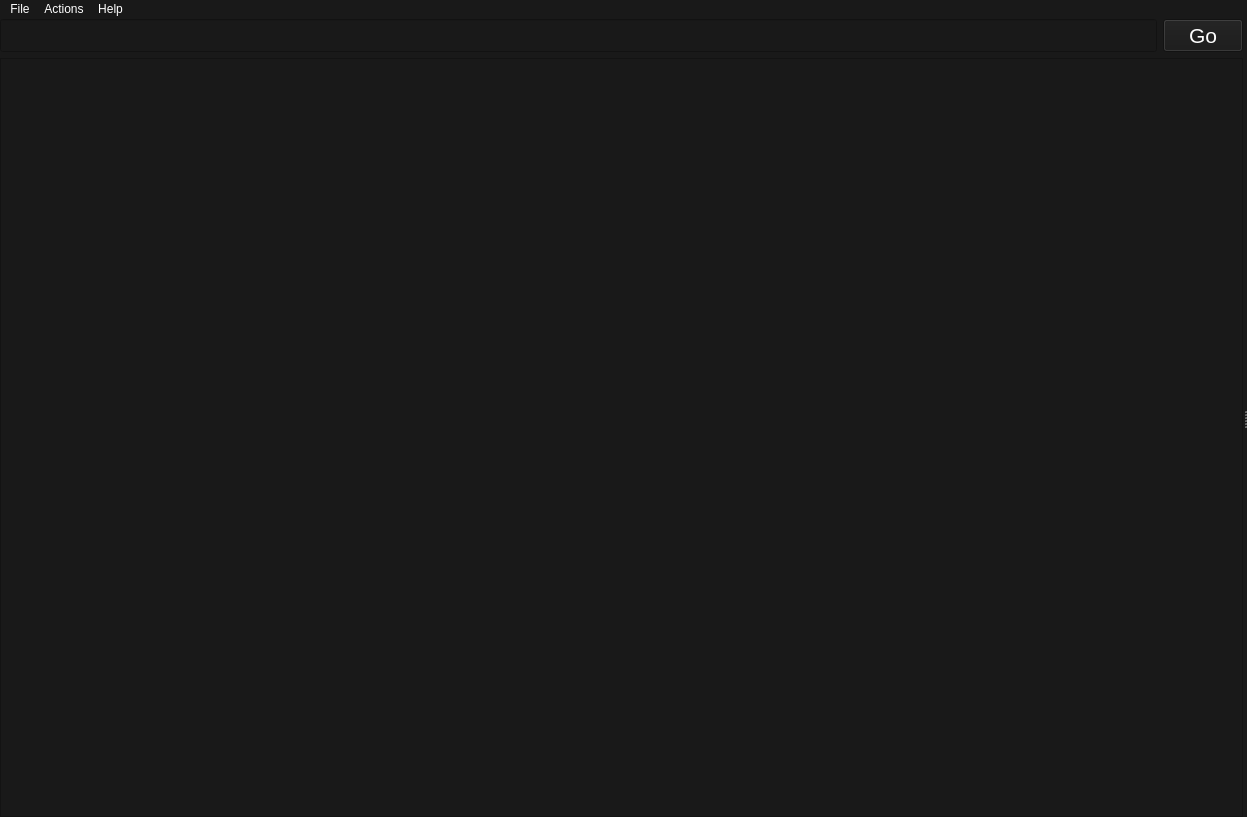
First picture: the form in mainwindow.ui, repository siavash119/qtchan, before the edit.
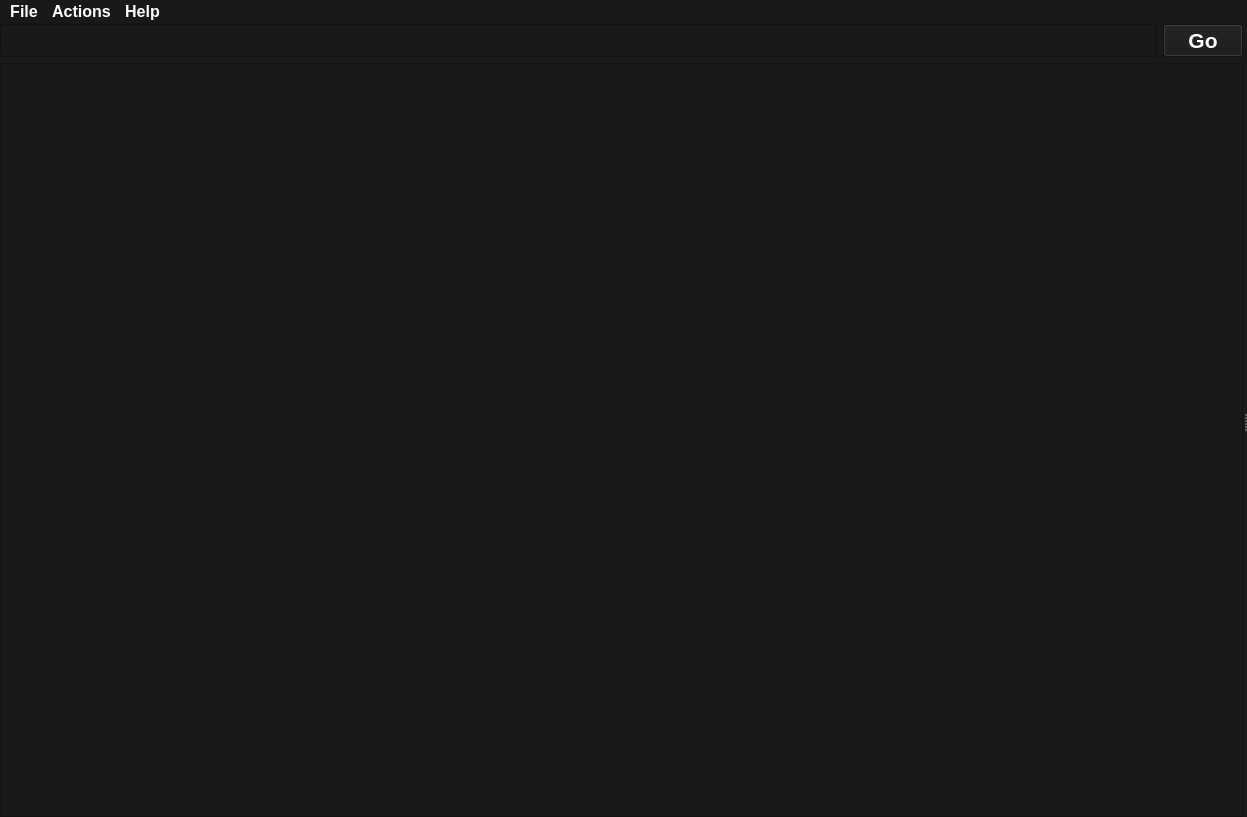
Second picture: the form after the edit. Custom widgets are drawn as their Qt base class.

The edit to the form file:
```diff
--- a/mainwindow.ui
+++ b/mainwindow.ui
@@ -225,9 +225,6 @@
   <property name="windowTitle">
    <string>qtchan</string>
   </property>
-  <property name="styleSheet">
-   <string notr="true">background-color: #191919; color:white</string>
-  </property>
   <widget class="QWidget" name="centralWidget">
    <property name="sizePolicy">
     <sizepolicy hsizetype="Expanding" vsizetype="Expanding">
@@ -459,7 +456,7 @@
      <x>0</x>
      <y>0</y>
      <width>1247</width>
-     <height>30</height>
+     <height>19</height>
     </rect>
    </property>
    <widget class="QMenu" name="menuQtchan">
```
Left out of the diff: 2 changed lines with no effect on the pictures.
